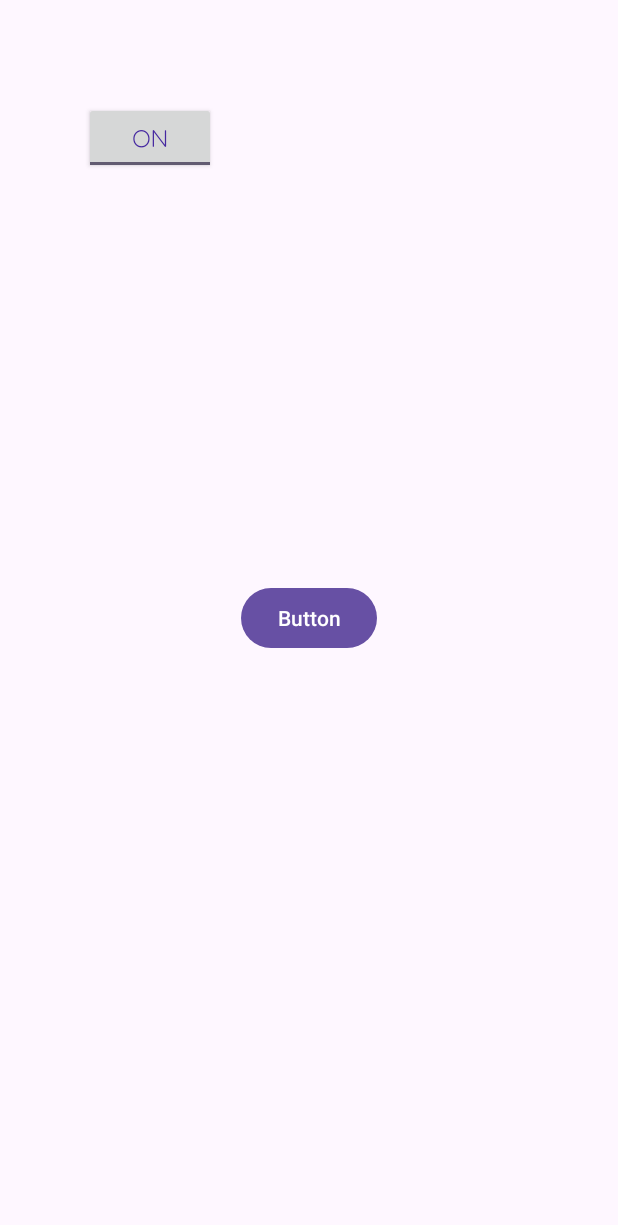
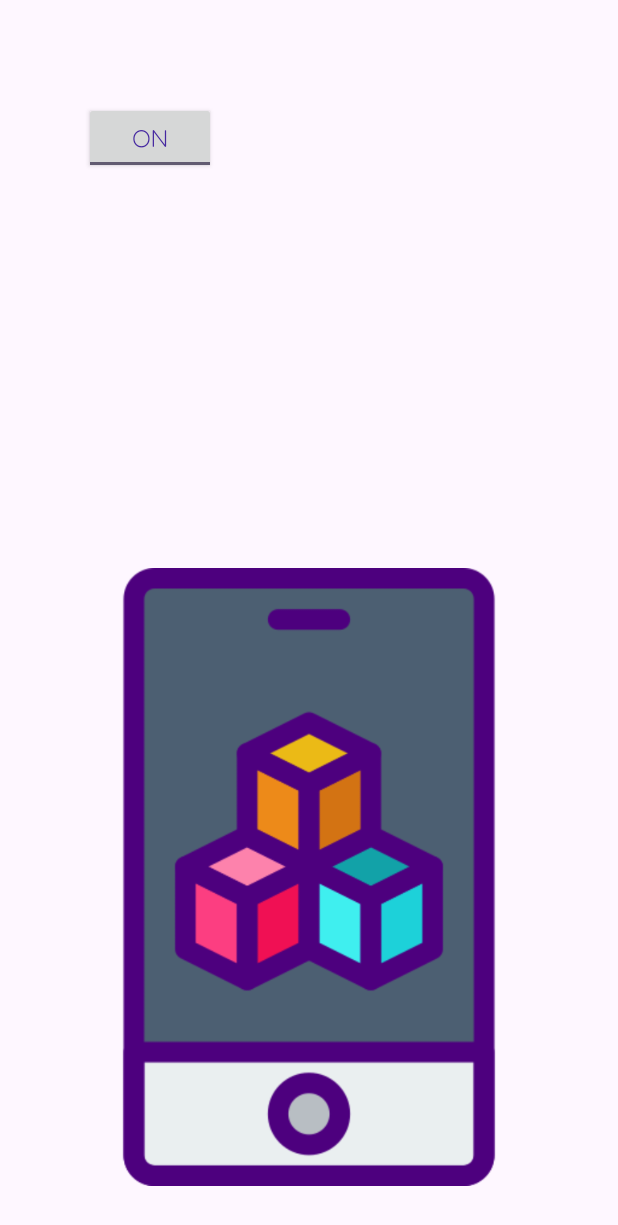
Before and after one commit to miguel-gonzalez-rodriguez/EjemplosUnidad3_Controles1, an Android app: the Eventos screen opened directly, with no data from a screen before it, on a phone screen of 412 x 824 dp. Shown: the top 1225 px of the screen. Run offline under Robolectric (Android 15) with nearby library versions, the phone set to English and light mode, and no system bars.

Commit message:
Añadido ejemplo de ToggleButton para hacer aparecer / desaparecer una imagen

```diff
--- a/app/src/main/java/com/example/ejemplosunidad3/Eventos.java
+++ b/app/src/main/java/com/example/ejemplosunidad3/Eventos.java
@@ -30,8 +30,8 @@ public class Eventos extends AppCompatActivity {
             return insets;
         });
 
-        imageView = (ImageView) findViewById(R.id.laImagen);
-        imageView.setVisibility(View.VISIBLE);
+        imageView = (ImageView) findViewById(R.id.imageView2);
+        imageView.setVisibility(ImageView.VISIBLE);
 
 
         toggleButton = (ToggleButton) findViewById(R.id.toggleButton);
@@ -42,12 +42,12 @@ public class Eventos extends AppCompatActivity {
                 if (isChecked){
                     System.out.println("ACTIVADO");
                     buttonView.setTextColor(Color.RED);
-                    imageView.setVisibility(View.VISIBLE);
+                    imageView.setVisibility(ImageView.VISIBLE);
                 }
                 else {
                     System.out.println("DESACTIVADO");
                     buttonView.setTextColor(Color.GRAY);
-                    imageView.setVisibility(View.INVISIBLE);
+                    imageView.setVisibility(ImageView.INVISIBLE);
 
 
 
--- a/app/src/main/res/layout/activity_eventos.xml
+++ b/app/src/main/res/layout/activity_eventos.xml
@@ -6,16 +6,6 @@
     android:layout_width="match_parent"
     android:layout_height="match_parent"
     tools:context=".Eventos">
-
-    <Button
-        android:id="@+id/button"
-        android:layout_width="wrap_content"
-        android:layout_height="wrap_content"
-        android:text="Button"
-        app:layout_constraintBottom_toBottomOf="parent"
-        app:layout_constraintEnd_toEndOf="parent"
-        app:layout_constraintStart_toStartOf="parent"
-        app:layout_constraintTop_toTopOf="parent" />
 
     <ToggleButton
         android:id="@+id/toggleButton"
@@ -28,16 +18,19 @@
         android:text="ToggleButton"
         android:textColor="#4527A0"
         app:layout_constraintStart_toStartOf="parent"
-        app:layout_constraintTop_toTopOf="parent" />
+        app:layout_constraintTop_toTopOf="parent"
+        tools:ignore="HardcodedText" />
 
     <ImageView
-        android:id="@+id/laImagen"
-        android:layout_width="208dp"
-        android:layout_height="224dp"
-        android:layout_marginStart="160dp"
-        android:layout_marginTop="108dp"
+        android:id="@+id/imageView2"
+        android:layout_width="wrap_content"
+        android:layout_height="wrap_content"
+        android:layout_marginTop="263dp"
+        app:layout_constraintBottom_toBottomOf="parent"
+        app:layout_constraintEnd_toEndOf="parent"
         app:layout_constraintStart_toStartOf="parent"
-        app:layout_constraintTop_toTopOf="parent"
-        tools:srcCompat="@drawable/icono" />
+        app:layout_constraintTop_toBottomOf="@+id/toggleButton"
+        app:layout_constraintVertical_bias="0.76"
+        app:srcCompat="@drawable/icono" />
 
 </androidx.constraintlayout.widget.ConstraintLayout>
```
Also changed, not shown: app/src/main/res/layout/activity_main.xml (+0 -10 lines).
